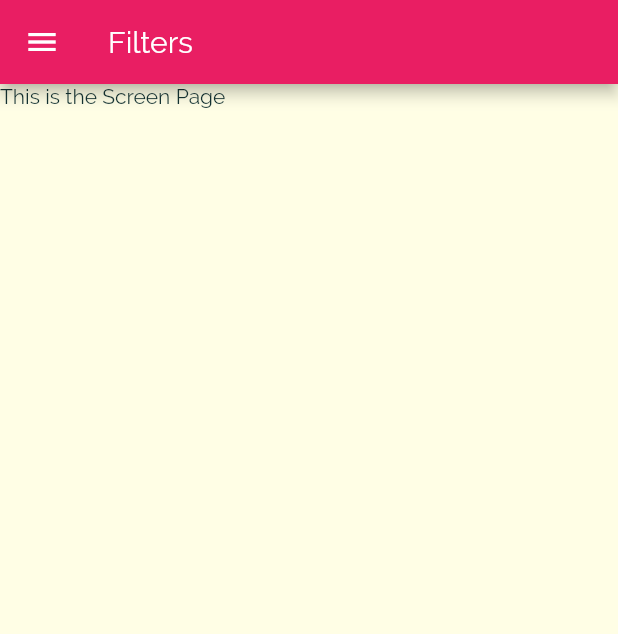
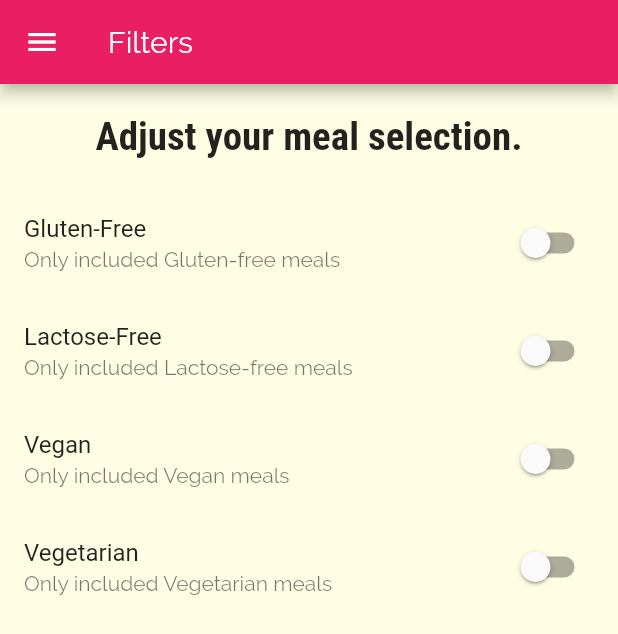
Before and after one commit to SwapnanilHalder/Meals-App, a Flutter app: the FiltersScreen screen opened by its route, on a phone screen of 412 x 824 dp. Shown: the top 634 px of the screen. Run offline on Flutter 3.47's test engine with Material 2 defaults, Android fonts, the phone set to English and light mode, and no system bars.

Commit message:
filters_Screen updated

```diff
--- a/lib/Screens/filters_screen.dart
+++ b/lib/Screens/filters_screen.dart
@@ -1,8 +1,21 @@
 import 'package:flutter/material.dart';
 import '../Widget/main_drawer.dart';
 
-class FiltersScreen extends StatelessWidget {
+class FiltersScreen extends StatefulWidget {
   static const routeName = '/filters';
+
+  @override
+  _FiltersScreenState createState() => _FiltersScreenState();
+}
+
+class _FiltersScreenState extends State<FiltersScreen> {
+  bool _glutenFree = false;
+
+  bool _lactoseFree = false;
+
+  bool _vegan = false;
+
+  bool _vegetarian = false;
 
   @override
   Widget build(BuildContext context) {
@@ -11,9 +24,60 @@ class FiltersScreen extends StatelessWidget {
         title: Text("Filters"),
       ),
       drawer: MainDrawer(),
-      body: Container(
-        child: Text("This is the Screen Page"),
+      body: Column(
+        crossAxisAlignment: CrossAxisAlignment.center,
+        children: <Widget>[
+          Container(
+            padding: EdgeInsets.all(20),
+            child: Text(
+              "Adjust your meal selection.",
+              style: Theme.of(context).textTheme.headline6,
+            ),
+            alignment: Alignment.center,
+          ),
+          Expanded(
+            child: ListView(
+              children: <Widget>[
+                buildFilters(_glutenFree, "Gluten-Free",
+                    "Only included Gluten-free meals", (newValue) {
+                  setState(() {
+                    _glutenFree = newValue;
+                  });
+                }),
+                buildFilters(_lactoseFree, "Lactose-Free",
+                    "Only included Lactose-free meals", (newValue) {
+                  setState(() {
+                    _lactoseFree = newValue;
+                  });
+                }),
+                buildFilters(_vegan, "Vegan", "Only included Vegan meals",
+                    (newValue) {
+                  setState(() {
+                    _vegan = newValue;
+                  });
+                }),
+                buildFilters(
+                    _vegetarian, "Vegetarian", "Only included Vegetarian meals",
+                    (newValue) {
+                  setState(() {
+                    _vegetarian = newValue;
+                  });
+                }),
+              ],
+            ),
+          ),
+        ],
       ),
     );
   }
+
+  SwitchListTile buildFilters(
+      bool filter, String title, String subtitle, Function updateValue) {
+    return SwitchListTile(
+      title: Text(title),
+      value: filter,
+      subtitle: Text(subtitle),
+      onChanged: updateValue,
+    );
+  }
 }
--- a/lib/main.dart
+++ b/lib/main.dart
@@ -28,7 +28,7 @@ class MyApp extends StatelessWidget {
                 color: Color.fromRGBO(20, 51, 51, 1),
               ),
               headline6: TextStyle(
-                fontSize: 20,
+                fontSize: 26,
                 fontWeight: FontWeight.bold,
                 fontFamily: 'RobotoCondensed',
               ),
@@ -38,7 +38,7 @@ class MyApp extends StatelessWidget {
         '/': (_) => TabsScreen(),
         CategoryMealsScreen.routeName: (_) => CategoryMealsScreen(),
         MealDetailsScreen.routeName: (_) => MealDetailsScreen(),
-        FiltersScreen.routeName : (_) => FiltersScreen(),
+        FiltersScreen.routeName: (_) => FiltersScreen(),
       },
       onGenerateRoute: (settings) {
         print(
```
